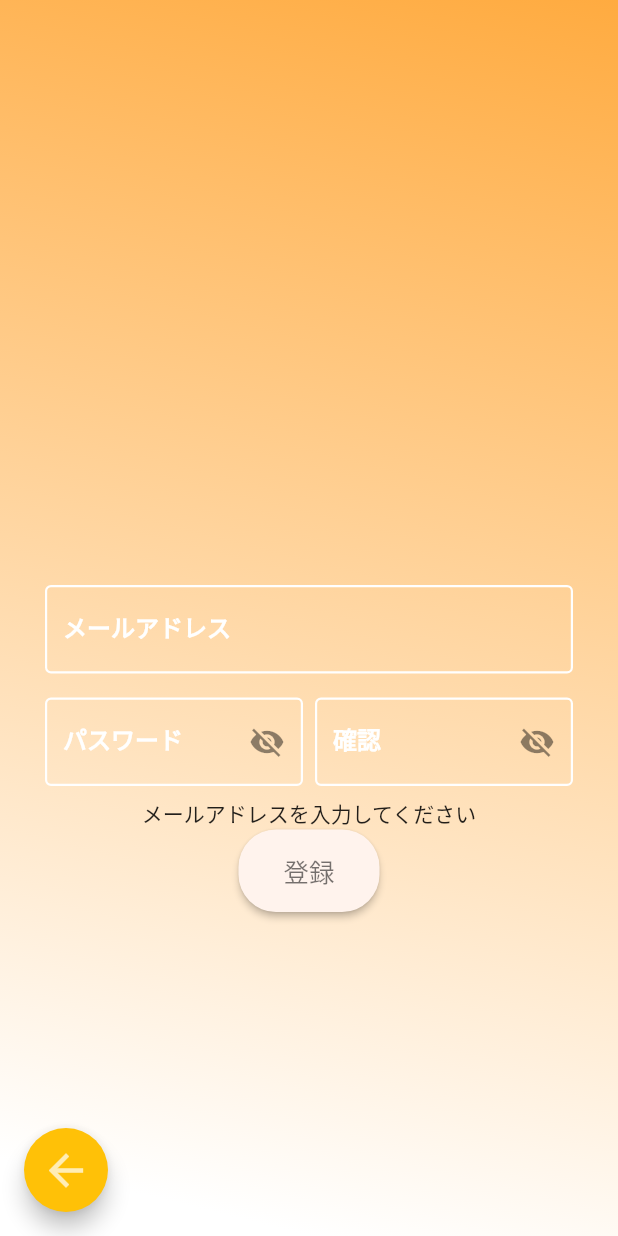
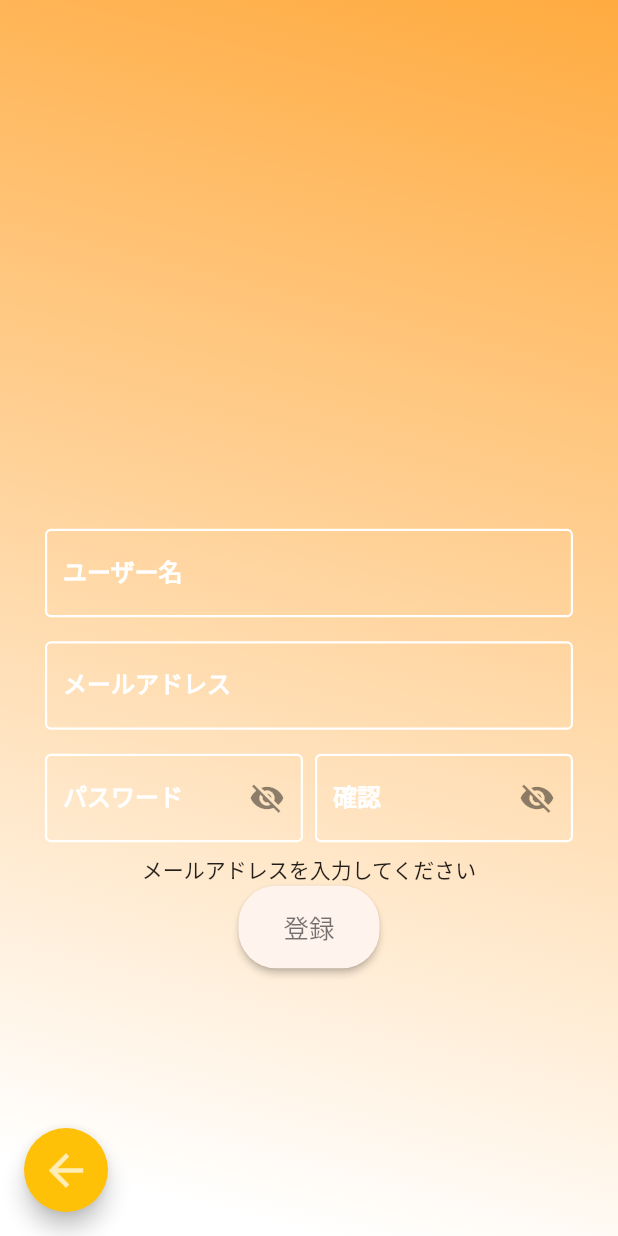
Before and after one commit to shunta0213/KaihatsuDojo, a Flutter app: the SignUpPage screen opened by its route, after a tap on "登録", on a phone screen of 412 x 824 dp. Run offline on Flutter 3.47's test engine with Material 2 defaults, Android fonts, the light colour scheme and no system bars; our stand-ins replace cloud_firestore, firebase_auth, firebase_core, flutter_riverpod; accounts and stored records are empty.

Commit message:
ユーザー名登録を追加

```diff
--- a/lib/model/authenticationData/authenticationData.dart
+++ b/lib/model/authenticationData/authenticationData.dart
@@ -1,25 +1,38 @@
 import 'package:flutter_riverpod/flutter_riverpod.dart';
 
+/// Authenticationに使うProviderまとめ
+
+/// email の状態管理用
 final emailProvider = StateProvider<String>((ref) {
   return '';
 });
 
+/// password の状態管理用
 final passwordProvider = StateProvider<String>((ref) {
   return '';
 });
 
+/// 確認用パスワード　の状態管理用
 final passwordCheckProvider = StateProvider<String>((ref) {
   return '';
 });
 
+/// サインイン時のエラーテキストの状態管理用
 final errorTextProvider = StateProvider<String>((ref) {
   return '';
 });
 
+/// パスワードの表示非表示切り替え用
 final passwordVeilProvider = StateProvider.autoDispose<bool>((ref) {
   return true;
 });
 
+/// SignUp/SignIn時のinfoTextの状態管理用
 final signUpTextProvider = StateProvider<String>((ref) {
   return '';
 });
+
+/// ユーザー名の状態管理用
+final userNameProvider = StateProvider<String>((ref) {
+  return '';
+});
--- a/lib/model/authenticationData/singUpData.dart
+++ b/lib/model/authenticationData/singUpData.dart
@@ -1,16 +1,17 @@
+import 'package:cloud_firestore/cloud_firestore.dart';
 import 'package:firebase_auth/firebase_auth.dart';
 import 'package:flutter/cupertino.dart';
 import 'package:flutter_riverpod/flutter_riverpod.dart';
 import 'package:kaihatsudojo/model/authenticationData/authenticationData.dart';
 
-void signUp(BuildContext context, WidgetRef ref,  String _password, String _password1, String _email) async {
+void signUp(BuildContext context, WidgetRef ref, String _password,
+    String _password1, String _email, String userName) async {
   RegExp pattern = RegExp(r"(?=.*[a-z])(?=.*[A-Z])\w+");
   bool passCheckBool = true;
   final infoTextState = ref.read(signUpTextProvider.state);
 
   // if password contains at least one lower case and upper case, return true
-  passCheckBool =
-      pattern.hasMatch(_password) && pattern.hasMatch(_password1);
+  passCheckBool = pattern.hasMatch(_password) && pattern.hasMatch(_password1);
 
   if (_email == "") {
     infoTextState.update((state) => state = "メールアドレスを入力してください");
@@ -23,9 +24,13 @@ void signUp(BuildContext context, WidgetRef ref,  String _password, String _pass
   } else {
     try {
       final FirebaseAuth auth = FirebaseAuth.instance;
-      final UserCredential userCredential =
-      await auth.createUserWithEmailAndPassword(
-          email: _email, password: _password);
+      final UserCredential userCredential = await auth
+          .createUserWithEmailAndPassword(email: _email, password: _password);
+      final uid = auth.currentUser!.uid;
+      await FirebaseFirestore.instance
+          .collection(uid)
+          .doc('userName')
+          .set({'userName': userName});
       await Navigator.of(context).pushReplacementNamed('/mainPage');
     } on FirebaseAuthException catch (e) {
       if (e.code == 'weak-password') {
@@ -37,7 +42,6 @@ void signUp(BuildContext context, WidgetRef ref,  String _password, String _pass
       } else {
         infoTextState.update((state) => state = "エラーが発生しました");
       }
-
     }
   }
 }
--- a/lib/view/authentication/singUp.dart
+++ b/lib/view/authentication/singUp.dart
@@ -12,11 +12,13 @@ class SignUpPage extends ConsumerWidget {
   @override
   Widget build(BuildContext context, WidgetRef ref) {
     // Provider
-    final infoText = ref.watch<String>(signUpTextProvider);
     final infoTextState = ref.read(signUpTextProvider.state);
     final emailState = ref.read(emailProvider.state);
     final passwordState = ref.read(passwordProvider.state);
     final passwordCheckState = ref.read(passwordCheckProvider.state);
+    final userNameState = ref.read(userNameProvider.state);
+
+    final infoText = ref.watch<String>(signUpTextProvider);
     final bool _passwordVeil = ref.watch<bool>(passwordVeilProvider);
 
     return Scaffold(
@@ -38,6 +40,16 @@ class SignUpPage extends ConsumerWidget {
                 //   ),
                 //  ),
                 //  decoration: AuthDecoration.buttonDecoration,
+              ),
+              Padding(
+                padding:
+                    const EdgeInsets.symmetric(vertical: 8.0, horizontal: 30),
+                child: AuthTextFormField(
+                  labelText: 'ユーザー名',
+                  infoText: infoText,
+                  infoProvider: infoTextState,
+                  valueProvider: userNameState,
+                ),
               ),
               Padding(
                 padding:
@@ -88,11 +100,13 @@ class SignUpPage extends ConsumerWidget {
               ElevatedButton(
                 onPressed: () async {
                   signUp(
-                      context,
-                      ref,
-                      ref.watch(passwordProvider),
-                      ref.watch(passwordCheckProvider),
-                      ref.watch(emailProvider));
+                    context,
+                    ref,
+                    ref.watch(passwordProvider),
+                    ref.watch(passwordCheckProvider),
+                    ref.watch(emailProvider),
+                    ref.watch(userNameProvider),
+                  );
                 },
                 child: Text(
                   '登録',
```
